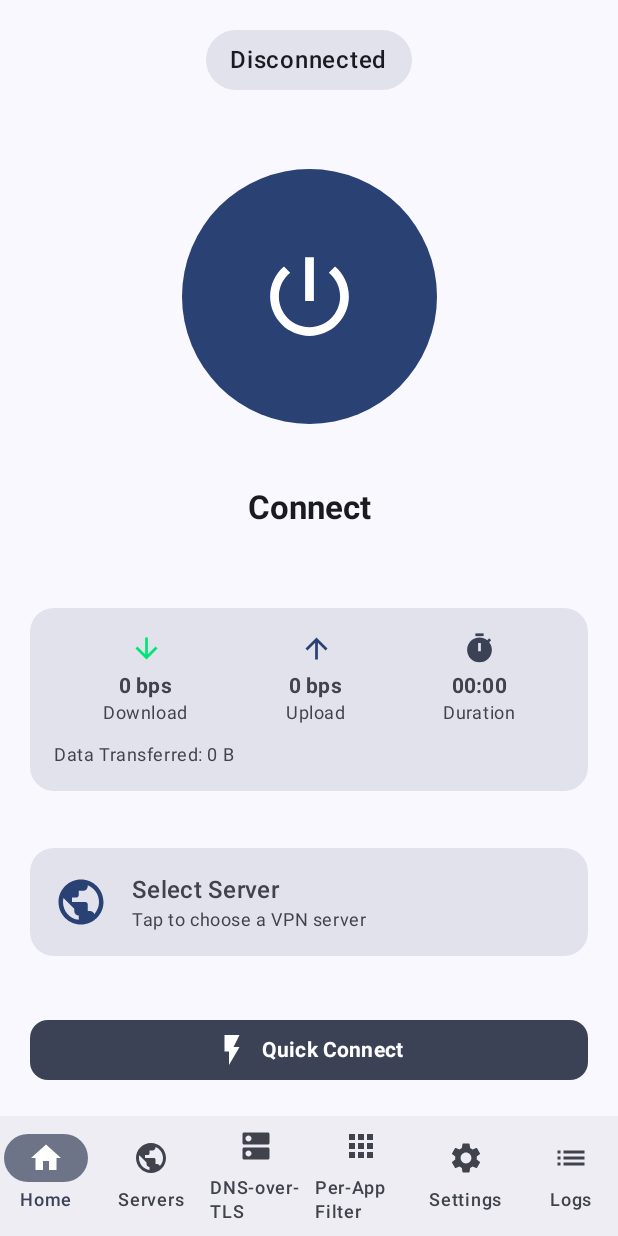
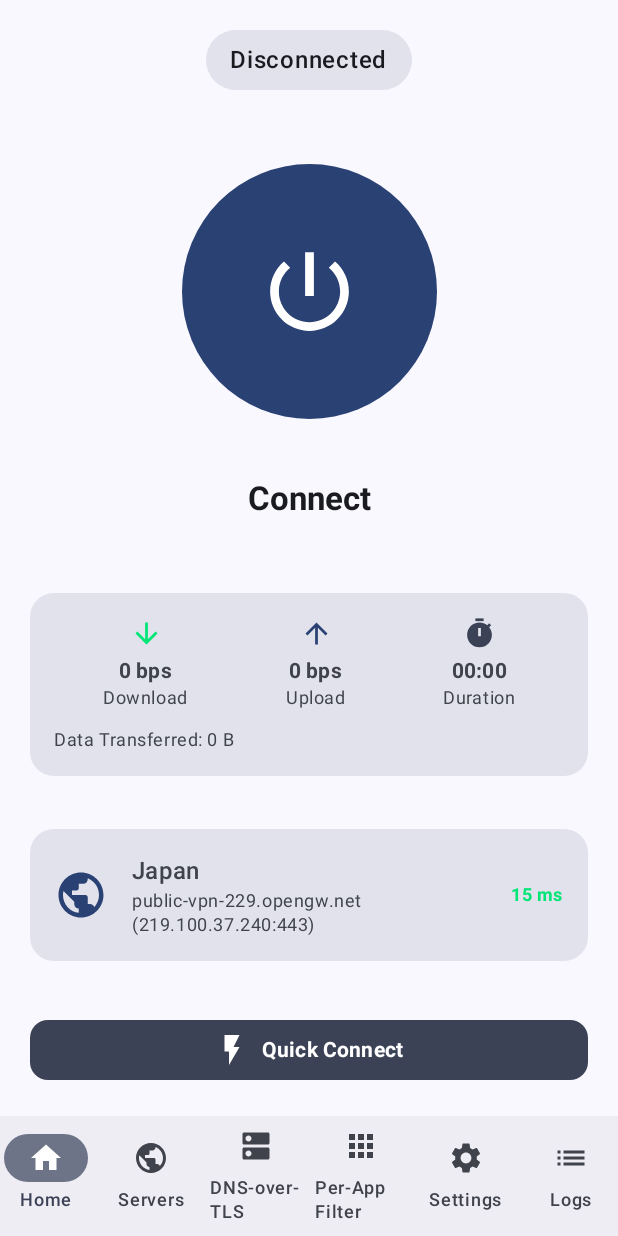
Before and after one commit to hadi3146/vpn, an Android app built with Jetpack Compose: the screen it shows after launch (MainActivity), after a tap on "Quick Connect", on a phone screen of 412 x 824 dp. Run offline under Robolectric (Android 15) with nearby library versions, the phone set to English and light mode, and no system bars; our stand-ins replace Dagger/Hilt's generated code, Room's generated code.

Commit message:
Fix Android 14 FGS type crash, auto-seed 21 servers on startup, wire live logging and foreground service launch

```diff
--- a/app/src/main/java/com/aethervpn/client/data/datastore/PreferencesManager.kt
+++ b/app/src/main/java/com/aethervpn/client/data/datastore/PreferencesManager.kt
@@ -48,7 +48,7 @@ data class UserSettings(
     val splitTunnelMode: SplitTunnelMode = SplitTunnelMode.ALL_APPS,
     val allowedPackages: Set<String> = emptySet(),
     val disallowedPackages: Set<String> = emptySet(),
-    val mirrorUrls: String = "https://www.vpngate.net/api/iphone/",
+    val mirrorUrls: String = "https://www.vpngate.net/api/iphone/\nhttp://www.vpngate.net/api/iphone/",
     val appLanguage: String = "system"
 )
 
--- a/app/src/main/java/com/aethervpn/client/data/local/VpnServerDao.kt
+++ b/app/src/main/java/com/aethervpn/client/data/local/VpnServerDao.kt
@@ -11,6 +11,9 @@ import kotlinx.coroutines.flow.Flow
 
 @Dao
 interface VpnServerDao {
+
+    @Query("SELECT COUNT(*) FROM vpn_servers")
+    suspend fun getServerCount(): Int
 
     @Query("SELECT * FROM vpn_servers ORDER BY isFavorite DESC, score DESC, ping ASC")
     fun getAllServers(): Flow<List<VpnServer>>
--- a/app/src/main/java/com/aethervpn/client/data/repository/ServerRepository.kt
+++ b/app/src/main/java/com/aethervpn/client/data/repository/ServerRepository.kt
@@ -27,47 +27,75 @@ class ServerRepository @Inject constructor(
     val favoriteServers: Flow<List<VpnServer>> = vpnServerDao.getFavorites()
     val customServers: Flow<List<VpnServer>> = vpnServerDao.getCustomServers()
 
+    suspend fun ensureInitialized(): Int = withContext(Dispatchers.IO) {
+        val currentCount = vpnServerDao.getServerCount()
+        if (currentCount == 0) {
+            val loaded = loadBundledFallback()
+            com.aethervpn.client.service.VpnStateHolder.log("Prepopulated $loaded servers from bundled cache.")
+            loaded
+        } else {
+            currentCount
+        }
+    }
+
+    private suspend fun loadBundledFallback(): Int = withContext(Dispatchers.IO) {
+        try {
+            context.assets.open("vpngate_fallback.csv").use { stream ->
+                val parsed = VpnGateCsvParser.parse(stream)
+                if (parsed.isNotEmpty()) {
+                    vpnServerDao.insertAll(parsed)
+                    return@withContext parsed.size
+                }
+            }
+        } catch (e: Exception) {
+            com.aethervpn.client.service.VpnStateHolder.log("Error loading fallback: ${e.message}")
+        }
+        0
+    }
+
     suspend fun refreshServers(mirrorUrl: String = "https://www.vpngate.net/api/iphone/"): Result<Int> = withContext(Dispatchers.IO) {
         try {
+            ensureInitialized()
             var csvBytes: ByteArray? = null
             val urls = mirrorUrl.split("\n", ";", ",").map { it.trim() }.filter { it.isNotBlank() }
 
             for (url in urls) {
                 try {
+                    com.aethervpn.client.service.VpnStateHolder.log("Fetching server list from $url...")
                     val request = Request.Builder().url(url).build()
                     val response = okHttpClient.newCall(request).execute()
                     if (response.isSuccessful) {
                         val body = response.body?.bytes()
                         if (body != null && body.isNotEmpty()) {
                             csvBytes = body
+                            com.aethervpn.client.service.VpnStateHolder.log("Server list fetched (${body.size} bytes).")
                             break
                         }
                     }
-                } catch (_: Exception) {}
+                } catch (e: Exception) {
+                    com.aethervpn.client.service.VpnStateHolder.log("Mirror $url unavailable: ${e.message}")
+                }
             }
 
             // Fallback to bundled snapshot if network failed
             if (csvBytes == null) {
-                try {
-                    context.assets.open("vpngate_fallback.csv").use {
-                        csvBytes = it.readBytes()
-                    }
-                } catch (_: Exception) {}
-            }
-
-            if (csvBytes == null) {
-                return@withContext Result.failure(Exception("Failed to fetch VPN Gate servers from network and fallback"))
+                com.aethervpn.client.service.VpnStateHolder.log("All network mirrors failed. Using bundled server cache.")
+                val loaded = loadBundledFallback()
+                return@withContext Result.success(loaded)
             }
 
             val parsed = VpnGateCsvParser.parse(ByteArrayInputStream(csvBytes))
             if (parsed.isNotEmpty()) {
                 vpnServerDao.clearVpnGateServers()
                 vpnServerDao.insertAll(parsed)
+                com.aethervpn.client.service.VpnStateHolder.log("Successfully loaded ${parsed.size} VPN Gate servers.")
                 Result.success(parsed.size)
             } else {
-                Result.failure(Exception("No valid SSTP servers parsed"))
+                loadBundledFallback()
+                Result.success(vpnServerDao.getServerCount())
             }
         } catch (e: Exception) {
+            com.aethervpn.client.service.VpnStateHolder.log("Refresh error: ${e.message}")
             Result.failure(e)
         }
     }
@@ -79,9 +107,11 @@ class ServerRepository @Inject constructor(
                 socket.connect(InetSocketAddress(server.ip, server.customPort), 3000)
                 val ping = (System.currentTimeMillis() - start).toInt()
                 vpnServerDao.updatePing(server.hostName, ping)
+                com.aethervpn.client.service.VpnStateHolder.log("Ping to ${server.countryLong.ifBlank { server.hostName }}: ${ping}ms")
                 ping
             }
-        } catch (_: Exception) {
+        } catch (e: Exception) {
+            com.aethervpn.client.service.VpnStateHolder.log("Ping to ${server.countryLong.ifBlank { server.hostName }} failed (${e.message ?: "timeout"})")
             -1
         }
     }
--- a/app/src/main/java/com/aethervpn/client/service/VpnStateHolder.kt
+++ b/app/src/main/java/com/aethervpn/client/service/VpnStateHolder.kt
@@ -4,6 +4,9 @@ import com.aethervpn.client.data.model.VpnServer
 import kotlinx.coroutines.flow.MutableStateFlow
 import kotlinx.coroutines.flow.StateFlow
 import kotlinx.coroutines.flow.asStateFlow
+import java.text.SimpleDateFormat
+import java.util.Date
+import java.util.Locale
 
 enum class VpnStatus {
     DISCONNECTED,
@@ -33,8 +36,24 @@ object VpnStateHolder {
     private val _state = MutableStateFlow(VpnSessionState())
     val state: StateFlow<VpnSessionState> = _state.asStateFlow()
 
+    private val _logs = MutableStateFlow<List<String>>(listOf("Aether VPN ready"))
+    val logs: StateFlow<List<String>> = _logs.asStateFlow()
+
+    fun log(message: String) {
+        val time = SimpleDateFormat("HH:mm:ss", Locale.US).format(Date())
+        val sanitized = message.replace(Regex("(?i)(password|pass)=([^&\\s]+)"), "$1=***")
+        _logs.value = (_logs.value + "[$time] $sanitized").takeLast(500)
+    }
+
+    fun clearLogs() {
+        _logs.value = emptyList()
+    }
+
     fun updateStatus(status: VpnStatus, message: String? = null) {
         _state.value = _state.value.copy(status = status, errorMessage = message)
+        if (message != null) {
+            log(message)
+        }
     }
 
     fun updateConnected(server: VpnServer, clientIp: String, strategy: String) {
@@ -45,6 +64,7 @@ object VpnStateHolder {
             appliedSniStrategy = strategy,
             errorMessage = null
         )
+        log("Tunnel active. Assigned IP: $clientIp (Strategy: $strategy)")
     }
 
     fun updateMetrics(bytesIn: Long, bytesOut: Long, speedIn: Long, speedOut: Long, duration: Long) {
@@ -59,9 +79,11 @@ object VpnStateHolder {
 
     fun updatePublicIp(ip: String) {
         _state.value = _state.value.copy(publicIp = ip)
+        log("Public IP verified through tunnel: $ip")
     }
 
     fun reset() {
         _state.value = VpnSessionState()
+        log("VPN session closed.")
     }
 }
--- a/app/src/main/java/com/aethervpn/client/ui/MainActivity.kt
+++ b/app/src/main/java/com/aethervpn/client/ui/MainActivity.kt
@@ -1,13 +1,18 @@
 package com.aethervpn.client.ui
 
+import android.Manifest
 import android.app.Activity
 import android.content.Intent
+import android.content.pm.PackageManager
 import android.net.VpnService
+import android.os.Build
 import android.os.Bundle
+import android.widget.Toast
 import androidx.activity.ComponentActivity
 import androidx.activity.compose.setContent
 import androidx.activity.result.contract.ActivityResultContracts
 import androidx.activity.viewModels
+import androidx.core.content.ContextCompat
 import androidx.compose.foundation.layout.fillMaxSize
 import androidx.compose.foundation.layout.padding
 import androidx.compose.material3.Icon
@@ -44,27 +49,52 @@ class MainActivity : ComponentActivity() {
 
     private val viewModel: MainViewModel by viewModels()
 
+    private val notificationPermissionLauncher = registerForActivityResult(
+        ActivityResultContracts.RequestPermission()
+    ) { granted ->
+        if (granted) {
+            viewModel.addLog("Notification permission granted.")
+        }
+    }
+
     private val vpnConsentLauncher = registerForActivityResult(
         ActivityResultContracts.StartActivityForResult()
     ) { result ->
         if (result.resultCode == Activity.RESULT_OK) {
+            viewModel.addLog("VPN permission granted by user.")
             viewModel.connectSelectedServer()
         } else {
             viewModel.addLog("VPN permission was denied by user.")
+            Toast.makeText(this, "VPN permission denied", Toast.LENGTH_SHORT).show()
+        }
+    }
+
+    private fun requestNotificationPermissionIfNeeded() {
+        if (Build.VERSION.SDK_INT >= Build.VERSION_CODES.TIRAMISU) {
+            if (ContextCompat.checkSelfPermission(this, Manifest.permission.POST_NOTIFICATIONS) != PackageManager.PERMISSION_GRANTED) {
+                notificationPermissionLauncher.launch(Manifest.permission.POST_NOTIFICATIONS)
+            }
         }
     }
 
     private fun checkAndConnectVpn() {
+        requestNotificationPermissionIfNeeded()
         val intent = VpnService.prepare(this)
         if (intent != null) {
+            viewModel.addLog("Requesting VPN system consent...")
             vpnConsentLauncher.launch(intent)
         } else {
+            val server = viewModel.selectedServer.value ?: viewModel.servers.value.firstOrNull()
+            if (server != null) {
+                Toast.makeText(this, "Connecting to ${server.countryLong.ifBlank { server.hostName }}...", Toast.LENGTH_SHORT).show()
+            }
             viewModel.connectSelectedServer()
         }
     }
 
     override fun onCreate(savedInstanceState: Bundle?) {
         super.onCreate(savedInstanceState)
+        requestNotificationPermissionIfNeeded()
         setContent {
             AetherVpnTheme {
                 MainAppContent(
--- a/app/src/main/java/com/aethervpn/client/ui/MainViewModel.kt
+++ b/app/src/main/java/com/aethervpn/client/ui/MainViewModel.kt
@@ -2,6 +2,7 @@ package com.aethervpn.client.ui
 
 import android.content.Context
 import android.content.Intent
+import androidx.core.content.ContextCompat
 import androidx.lifecycle.ViewModel
 import androidx.lifecycle.viewModelScope
 import com.aethervpn.client.data.datastore.DnsMode
@@ -47,15 +48,23 @@ class MainViewModel @Inject constructor(
     private val _searchQuery = MutableStateFlow("")
     val searchQuery: StateFlow<String> = _searchQuery.asStateFlow()
 
-    private val _logs = MutableStateFlow<List<String>>(emptyList())
-    val logs: StateFlow<List<String>> = _logs.asStateFlow()
+    val logs: StateFlow<List<String>> = VpnStateHolder.logs
 
     init {
+        viewModelScope.launch {
+            serverRepository.ensureInitialized()
+            servers.collect { list ->
+                if (_selectedServer.value == null && list.isNotEmpty()) {
+                    _selectedServer.value = list.first()
+                }
+            }
+        }
         refreshServers()
     }
 
     fun selectServer(server: VpnServer) {
         _selectedServer.value = server
+        VpnStateHolder.log("Selected server: ${server.countryLong.ifBlank { server.hostName }} (${server.ip}:${server.customPort})")
     }
 
     fun setSearchQuery(query: String) {
@@ -72,17 +81,32 @@ class MainViewModel @Inject constructor(
     }
 
     fun connectSelectedServer() {
-        val server = _selectedServer.value ?: servers.value.firstOrNull() ?: return
+        val server = _selectedServer.value ?: servers.value.firstOrNull()
+        if (server == null) {
+            addLog("No server selected. Initializing server list...")
+            viewModelScope.launch {
+                serverRepository.ensureInitialized()
+            }
+            return
+        }
         connect(server)
     }
 
     fun quickConnect() {
-        val best = servers.value.maxByOrNull { it.score } ?: return
-        _selectedServer.value = best
-        connect(best)
+        val best = servers.value.maxByOrNull { it.score } ?: servers.value.firstOrNull()
+        if (best != null) {
+            _selectedServer.value = best
+            connect(best)
+        } else {
+            addLog("No server available for Quick Connect. Prepopulating...")
+            viewModelScope.launch {
+                serverRepository.ensureInitialized()
+            }
+        }
     }
 
     private fun connect(server: VpnServer) {
+        _selectedServer.value = server
         val intent = Intent(context, AetherVpnService::class.java).apply {
             action = AetherVpnService.ACTION_CONNECT
             putExtra(AetherVpnService.EXTRA_SERVER_HOST, server.hostName)
@@ -92,15 +116,23 @@ class MainViewModel @Inject constructor(
             putExtra(AetherVpnService.EXTRA_SERVER_PASS, server.customPassword)
             putExtra(AetherVpnService.EXTRA_SERVER_COUNTRY, server.countryLong)
         }
-        context.startService(intent)
-        addLog("Initiating connection to ${server.hostName}...")
+        try {
+            ContextCompat.startForegroundService(context, intent)
+            addLog("Connecting to ${server.countryLong.ifBlank { server.hostName }} (${server.ip}:${server.customPort})...")
+        } catch (e: Exception) {
+            addLog("Failed to start VPN service: ${e.message}")
+        }
     }
 
     fun disconnect() {
         val intent = Intent(context, AetherVpnService::class.java).apply {
             action = AetherVpnService.ACTION_DISCONNECT
         }
-        context.startService(intent)
+        try {
+            ContextCompat.startForegroundService(context, intent)
+        } catch (_: Exception) {
+            context.stopService(intent)
+        }
         addLog("Disconnected by user.")
     }
 
@@ -181,12 +213,10 @@ class MainViewModel @Inject constructor(
     }
 
     fun addLog(entry: String) {
-        val timestamp = java.text.SimpleDateFormat("HH:mm:ss", java.util.Locale.US).format(java.util.Date())
-        val redacted = entry.replace(Regex("(?i)password[:=]\\s*\\S+"), "password=********")
-        _logs.value = listOf("[$timestamp] $redacted") + _logs.value.take(200)
+        VpnStateHolder.log(entry)
     }
 
     fun clearLogs() {
-        _logs.value = emptyList()
+        VpnStateHolder.clearLogs()
     }
 }
--- a/app/src/main/java/com/aethervpn/client/ui/screens/HomeScreen.kt
+++ b/app/src/main/java/com/aethervpn/client/ui/screens/HomeScreen.kt
@@ -240,14 +240,26 @@ fun HomeScreen(
                 Spacer(modifier = Modifier.width(16.dp))
                 Column(modifier = Modifier.weight(1f)) {
                     Text(
-                        text = selectedServer?.countryLong?.ifBlank { selectedServer.hostName } ?: "Select Server",
+                        text = selectedServer?.countryLong?.ifBlank { selectedServer.hostName } ?: stringResource(R.string.select_server),
                         style = MaterialTheme.typography.titleMedium,
                         fontWeight = FontWeight.SemiBold
                     )
                     Text(
-                        text = selectedServer?.hostName ?: "Tap to choose a VPN server",
+                        text = if (selectedServer != null) {
+                            "${selectedServer.hostName} (${selectedServer.ip}:${selectedServer.customPort})"
+                        } else {
+                            "Tap to choose a VPN server"
+                        },
                         style = MaterialTheme.typography.bodySmall,
                         color = MaterialTheme.colorScheme.onSurfaceVariant
+                    )
+                }
+                if (selectedServer != null && selectedServer.ping >= 0) {
+                    Text(
+                        text = "${selectedServer.ping} ms",
+                        style = MaterialTheme.typography.bodySmall,
+                        color = AccentGreen,
+                        fontWeight = FontWeight.Bold
                     )
                 }
             }
--- a/app/src/main/res/values/strings.xml
+++ b/app/src/main/res/values/strings.xml
@@ -23,6 +23,7 @@
     <string name="download_speed">Download</string>
     <string name="upload_speed">Upload</string>
     <string name="data_transferred">Data Transferred</string>
+    <string name="select_server">Select Server</string>
 
     <string name="search_servers">Search servers by country or host…</string>
     <string name="add_custom_server">Add Custom Server</string>
```
Also changed, not shown: app/src/main/assets/vpngate_fallback.csv (+21 -3 lines), app/src/main/java/com/aethervpn/client/service/AetherVpnService.kt (+24 -4 lines), 1 other file.
